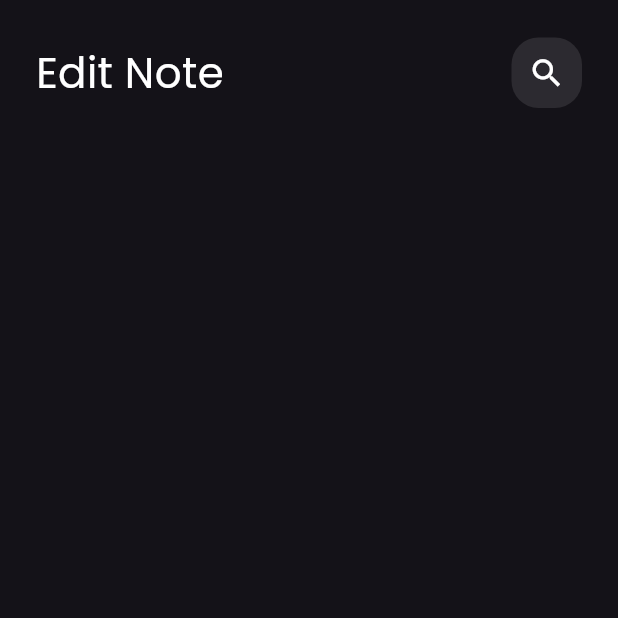
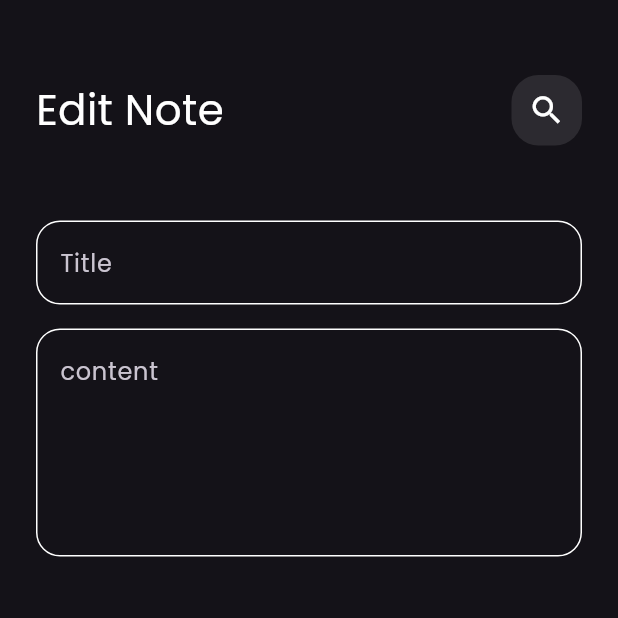
Before and after one commit to Ali-Ahmed-Alsaeedi/notea_app, a Flutter app: the EditNoteView screen opened directly, on a phone screen of 412 x 824 dp, the top half of it. Run offline on Flutter 3.47's test engine with Material 3 defaults, Android fonts, the phone set to English and light mode, and no system bars.

Commit message:
Edit notes view ui done

```diff
--- a/lib/widgets/edit_note_body.dart
+++ b/lib/widgets/edit_note_body.dart
@@ -1,5 +1,6 @@
 import 'package:flutter/material.dart';
 import 'package:note_app/widgets/custom_app_bar.dart';
+import 'package:note_app/widgets/custom_text_field.dart';
 
 class EditNoteViewBody extends StatelessWidget {
   const EditNoteViewBody({super.key});
@@ -11,12 +12,20 @@ class EditNoteViewBody extends StatelessWidget {
       child: Column(
         children: [
           SizedBox(
-            height: 25,
+            height: 50,
           ),
           CustomAppBar(
             title: 'Edit Note',
-            icon: Icons.check_box,
+            icon: Icons.check,
           ),
+          SizedBox(
+            height: 50,
+          ),
+          CustomTextField(hintText: 'Title'),
+          SizedBox(
+            height: 16,
+          ),
+          CustomTextField(hintText: 'content', maxLines: 5),
         ],
       ),
     );
```
